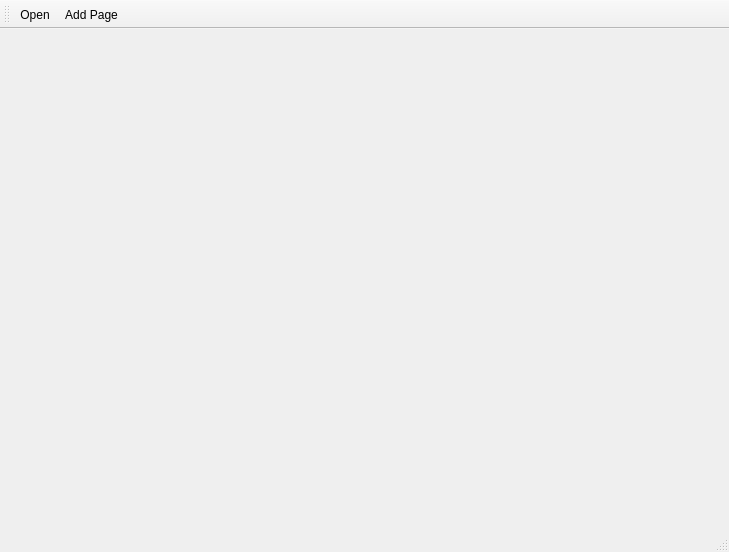
Old version of the form src/app/ui/mainwindow.ui in the repository PLLUG/sourceline.
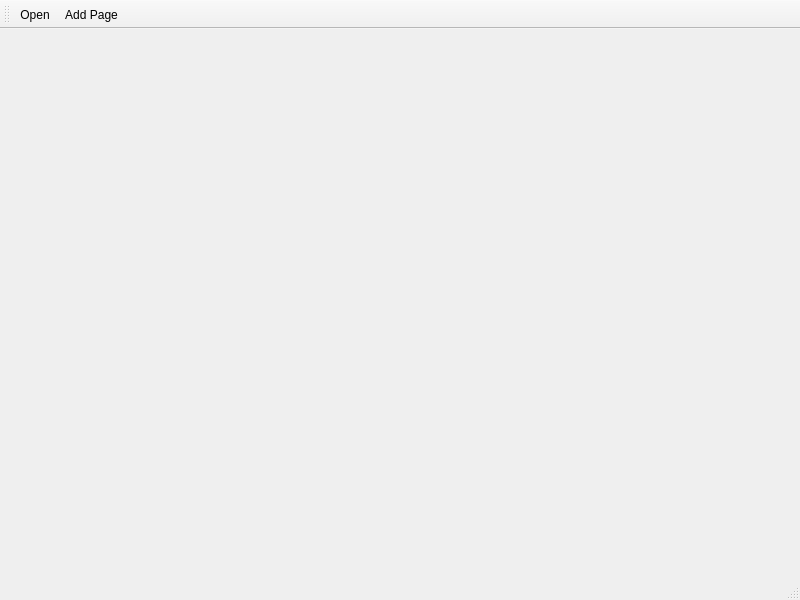
New version of the form. Icons and pictures are not drawn.

The edit to the form file:
```diff
--- a/src/app/ui/mainwindow.ui
+++ b/src/app/ui/mainwindow.ui
@@ -6,8 +6,8 @@
    <rect>
     <x>0</x>
     <y>0</y>
-    <width>729</width>
-    <height>552</height>
+    <width>800</width>
+    <height>600</height>
    </rect>
   </property>
   <property name="sizePolicy">
```
Left out of the diff: 2 changed lines with no effect on the pictures.
